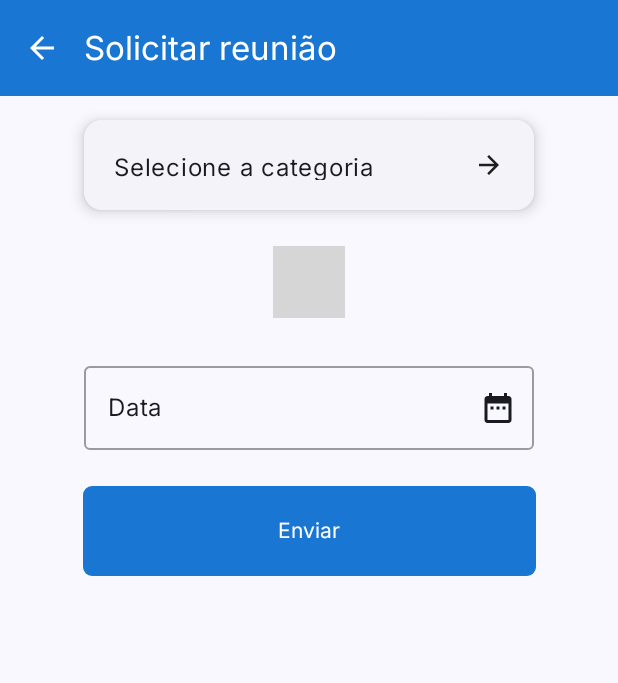
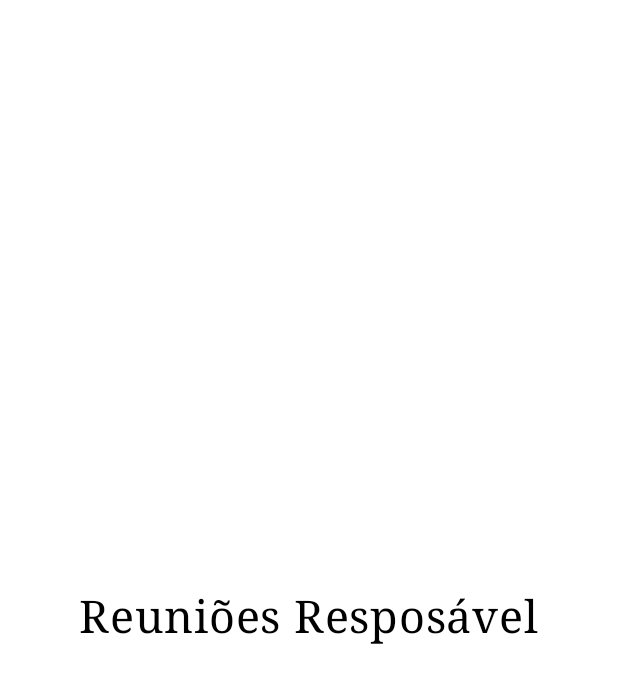
Before and after one commit to nucleo-fornari/mobile-app, an Android app built with Jetpack Compose: the @Preview function ReunioesScreenPreview, on a phone screen of 412 x 824 dp. Shown: the top 683 px of the screen. Run offline under Robolectric (Android 15) with nearby library versions, the light colour scheme and no system bars; network calls fail; Roboto replaces fonts that are not available here; grey boxes are pictures that could not be loaded.

Commit message:
reversão commit

```diff
--- a/app/src/main/java/com/example/nucleofornari/presentation/common/component/MenuLateral.kt
+++ b/app/src/main/java/com/example/nucleofornari/presentation/common/component/MenuLateral.kt
@@ -9,6 +9,7 @@ import androidx.compose.foundation.layout.Row
 import androidx.compose.foundation.layout.Spacer
 import androidx.compose.foundation.layout.fillMaxHeight
 import androidx.compose.foundation.layout.fillMaxWidth
+import androidx.compose.foundation.layout.height
 import androidx.compose.foundation.layout.padding
 import androidx.compose.foundation.layout.size
 import androidx.compose.foundation.layout.width
--- a/app/src/main/java/com/example/nucleofornari/presentation/navigation/AppNavigation.kt
+++ b/app/src/main/java/com/example/nucleofornari/presentation/navigation/AppNavigation.kt
@@ -32,7 +32,6 @@ import com.example.nucleofornari.presentation.screen.professor.InicioProfessorSc
 import com.example.nucleofornari.presentation.screen.professor.RelatorioProfessorScreen
 import com.example.nucleofornari.presentation.common.theme.AzulPrincipal
 import com.example.nucleofornari.presentation.screen.professor.CategoriasViewModel
-import com.example.nucleofornari.presentation.screen.responsavel.MotivosScreen
 import com.example.nucleofornari.presentation.screen.professor.ChamadosViewModel
 import com.example.nucleofornari.presentation.screen.professor.InicioProfessorViewModel
 import org.koin.androidx.compose.koinViewModel
@@ -68,9 +67,6 @@ fun AppNavigation(navController: NavHostController){
             composable("selecionar_categoria") {
                 val categoriaViewModel: CategoriasViewModel = koinViewModel()
                 CategoriasScreen(navController, categoriaViewModel) }
-            composable("selecionar_motivo") {
-
-                MotivosScreen() }
 
             composable("chamado_enviado") { ChamadoEnviadoScreen(navController) }
         }
--- a/app/src/main/java/com/example/nucleofornari/presentation/screen/responsavel/ReunioesScreen.kt
+++ b/app/src/main/java/com/example/nucleofornari/presentation/screen/responsavel/ReunioesScreen.kt
@@ -1,74 +1,29 @@
 package com.example.nucleofornari.presentation.screen.responsavel
 
-import androidx.compose.foundation.layout.Arrangement
 import androidx.compose.foundation.layout.Box
-import androidx.compose.foundation.layout.Column
-import androidx.compose.foundation.layout.Row
 import androidx.compose.foundation.layout.fillMaxSize
-import androidx.compose.foundation.layout.padding
-import androidx.compose.foundation.layout.width
-import androidx.compose.material3.DatePicker
-import androidx.compose.material3.Scaffold
 import androidx.compose.material3.Text
 import androidx.compose.runtime.Composable
 import androidx.compose.ui.Alignment
 import androidx.compose.ui.Modifier
-import androidx.compose.ui.graphics.Color
+import androidx.compose.ui.text.font.FontFamily
 import androidx.compose.ui.tooling.preview.Preview
-import androidx.compose.ui.unit.dp
+import androidx.compose.ui.unit.sp
 import androidx.navigation.NavController
 import androidx.navigation.compose.rememberNavController
-import com.example.nucleofornari.presentation.common.component.AppIcons
-import com.example.nucleofornari.presentation.common.component.BlueButton
-import com.example.nucleofornari.presentation.common.component.CardNucleo
-import com.example.nucleofornari.presentation.common.component.DatePickerFieldToModalNucleo
-import com.example.nucleofornari.presentation.common.component.DatePickerNucleo
-import com.example.nucleofornari.presentation.common.component.Header
-import com.example.nucleofornari.presentation.common.component.NucleoLongTextField
-import com.example.nucleofornari.presentation.common.component.NucleoSwitch
 import com.example.nucleofornari.presentation.common.theme.NucleoFornariTheme
-import com.example.nucleofornari.presentation.common.theme.PretoPrincipal
-import com.example.nucleofornari.presentation.navigation.BottomBarScreen
 
 @Composable
-fun ReunioesScreen(navController: NavController) {
-    Scaffold(
-        topBar = {
-            Header(
-                "Solicitar reunião",
-                onClick = { navController.navigate(BottomBarScreen.Chamado.route) })
-        }
-    ) { innerPadding ->
-        Column(
-            modifier = Modifier
-                .fillMaxSize()
-                .padding(innerPadding),
-            verticalArrangement = Arrangement.spacedBy(24.dp),
-            horizontalAlignment = Alignment.CenterHorizontally
-        ) {
-            CardNucleo(
-                "Selecione a categoria",
-                { AppIcons.ArrowForward(PretoPrincipal) },
-                onclick = { navController.navigate("selecionar_categoria") })
-            NucleoLongTextField("Descreva o motivo da reunião")
+fun ReunioesScreen(navController: NavController){
+    Box(modifier = Modifier.fillMaxSize(), contentAlignment = Alignment.Center){
+        Text(
+            text = "Reuniões Resposável",
+            fontSize = 30.sp,
+            fontFamily = FontFamily.Serif
+        )
+    }
 
-            Row(
-                modifier = Modifier
-                    .width(300.dp),
-                verticalAlignment = Alignment.CenterVertically,
-                horizontalArrangement = Arrangement.SpaceBetween
-            ) {
-                DatePickerFieldToModalNucleo()
-            }
-
-            BlueButton(
-                "Enviar",
-                Color.White,
-                onClick = { navController.navigate("chamado_enviado") })
-        }
-    }
 }
-
 
 @Composable
 @Preview(showBackground = true)
```
Also changed, not shown: app/src/main/java/com/example/nucleofornari/presentation/common/component/DatePicker.kt (deleted, +0 -134 lines), app/src/main/java/com/example/nucleofornari/presentation/screen/professor/RelatorioProfessorScreen.kt (+6 -1 lines), app/src/main/java/com/example/nucleofornari/presentation/screen/responsavel/MotivosScreen.kt (deleted, +0 -82 lines).
